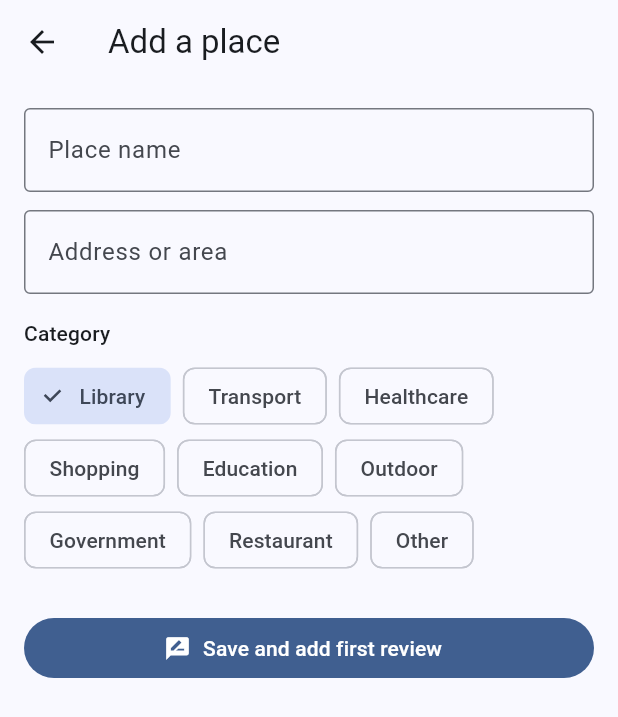
After one commit to Riti-as9/access_path, a Flutter app: the screen it shows after launch, after a tap on "Add place", on a phone screen of 412 x 824 dp. The commit adds this screen. Shown: the top 717 px of the screen. Run offline on Flutter 3.47's test engine with Material 3 defaults, Android fonts, the phone set to English and light mode, and no system bars; our stand-ins replace shared_preferences.

Commit message:
step 6: add review and add place

```diff
--- /dev/null
+++ b/lib/add_place_screen.dart
@@ -0,0 +1,106 @@
+import 'package:flutter/material.dart';
+import 'package:provider/provider.dart';
+import 'models.dart';
+import 'store.dart';
+import 'review_screen.dart';
+
+const placeCategories = [
+  'Library',
+  'Transport',
+  'Healthcare',
+  'Shopping',
+  'Education',
+  'Outdoor',
+  'Government',
+  'Restaurant',
+  'Other',
+];
+
+class AddPlaceScreen extends StatefulWidget {
+  const AddPlaceScreen({super.key});
+
+  @override
+  State<AddPlaceScreen> createState() => _AddPlaceScreenState();
+}
+
+class _AddPlaceScreenState extends State<AddPlaceScreen> {
+  final _name = TextEditingController();
+  final _address = TextEditingController();
+  String _category = placeCategories.first;
+  String? _error;
+
+  @override
+  void dispose() {
+    _name.dispose();
+    _address.dispose();
+    super.dispose();
+  }
+
+  void _save() {
+    final name = _name.text.trim();
+    if (name.isEmpty) {
+      setState(() => _error = 'Please enter a name');
+      return;
+    }
+    final place = Place(
+      id: DateTime.now().millisecondsSinceEpoch.toString(),
+      name: name,
+      category: _category,
+      address: _address.text.trim().isEmpty ? 'Address not added' : _address.text.trim(),
+    );
+    context.read<AppStore>().addPlace(place);
+    // Go straight to the review screen so the new place gets its first rating
+    Navigator.pushReplacement(
+      context,
+      MaterialPageRoute(builder: (_) => ReviewScreen(placeId: place.id)),
+    );
+  }
+
+  @override
+  Widget build(BuildContext context) {
+    return Scaffold(
+      appBar: AppBar(title: const Text('Add a place')),
+      body: ListView(
+        padding: const EdgeInsets.all(16),
+        children: [
+          TextField(
+            controller: _name,
+            decoration: InputDecoration(
+              labelText: 'Place name',
+              errorText: _error,
+              border: const OutlineInputBorder(),
+            ),
+          ),
+          const SizedBox(height: 12),
+          TextField(
+            controller: _address,
+            decoration: const InputDecoration(
+              labelText: 'Address or area',
+              border: OutlineInputBorder(),
+            ),
+          ),
+          const SizedBox(height: 16),
+          Text('Category', style: Theme.of(context).textTheme.titleSmall),
+          const SizedBox(height: 8),
+          Wrap(
+            spacing: 8,
+            children: [
+              for (final c in placeCategories)
+                ChoiceChip(
+                  label: Text(c),
+                  selected: _category == c,
+                  onSelected: (_) => setState(() => _category = c),
+                ),
+            ],
+          ),
+          const SizedBox(height: 24),
+          FilledButton.icon(
+            onPressed: _save,
+            icon: const Icon(Icons.rate_review),
+            label: const Text('Save and add first review'),
+          ),
+        ],
+      ),
+    );
+  }
+}
--- a/lib/detail_screen.dart
+++ b/lib/detail_screen.dart
@@ -2,6 +2,7 @@ import 'package:flutter/material.dart';
 import 'package:provider/provider.dart';
 import 'models.dart';
 import 'store.dart';
+import 'review_screen.dart';
 import 'home_screen.dart' show scoreColor, scoreWord;
 
 // Simple offline summary. Step 7 adds the Gemini AI summary on top of this.
@@ -49,6 +50,14 @@ class PlaceDetailScreen extends StatelessWidget {
 
     return Scaffold(
       appBar: AppBar(title: Text(place.name)),
+      floatingActionButton: FloatingActionButton.extended(
+        onPressed: () => Navigator.push(
+          context,
+          MaterialPageRoute(builder: (_) => ReviewScreen(placeId: place.id)),
+        ),
+        icon: const Icon(Icons.rate_review),
+        label: const Text('Add review'),
+      ),
       body: ListView(
         padding: const EdgeInsets.all(16),
         children: [
@@ -115,9 +124,9 @@ class PlaceDetailScreen extends StatelessWidget {
                   children: [
                     Text('Score for ${profile.label}',
                         style: Theme.of(context).textTheme.titleMedium),
-                    Text('${place.category} · ${place.address}'),
+                    Text('${place.category} Â· ${place.address}'),
                     const SizedBox(height: 4),
-                    Text('${place.confidence} · ${place.reviews.length} reviews',
+                    Text('${place.confidence} Â· ${place.reviews.length} reviews',
                         style: Theme.of(context).textTheme.bodySmall),
                   ],
                 ),
--- a/lib/home_screen.dart
+++ b/lib/home_screen.dart
@@ -3,6 +3,7 @@ import 'package:flutter/material.dart';
 import 'package:provider/provider.dart';
 import 'models.dart';
 import 'store.dart';
+import 'add_place_screen.dart';
 
 Color scoreColor(double? s) {
   if (s == null) return Colors.grey.shade700;
@@ -37,6 +38,14 @@ class HomeScreen extends StatelessWidget {
             onPressed: () => store.setHighContrast(!store.highContrast),
           ),
         ],
+      ),
+      floatingActionButton: FloatingActionButton.extended(
+        onPressed: () => Navigator.push(
+          context,
+          MaterialPageRoute(builder: (_) => const AddPlaceScreen()),
+        ),
+        icon: const Icon(Icons.add_location_alt),
+        label: const Text('Add place'),
       ),
       body: !store.loaded
           ? const Center(child: CircularProgressIndicator())
@@ -185,9 +194,9 @@ class PlaceCard extends StatelessWidget {
                             .textTheme
                             .titleMedium
                             ?.copyWith(fontWeight: FontWeight.bold)),
-                    Text('${place.category} · ${place.address}'),
+                    Text('${place.category} Â· ${place.address}'),
                     const SizedBox(height: 4),
-                    Text('${place.confidence} · ${place.reviews.length} reviews',
+                    Text('${place.confidence} Â· ${place.reviews.length} reviews',
                         style: Theme.of(context).textTheme.bodySmall),
                     if (place.hasRecentBarrier)
                       Padding(
```
Also changed, not shown: lib/review_screen.dart (added, +111 -0 lines).
